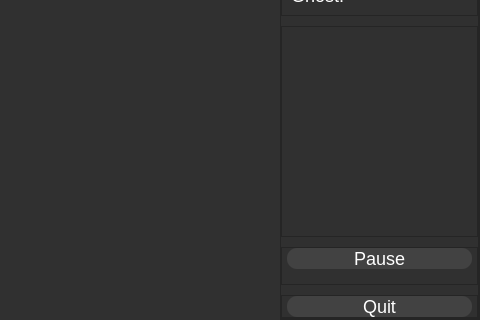
Qt form mainwindow.ui (PyFlat-Studios-JR/Plant-The-Bomb) before a commit; both pictures show x 420 to 900 and y 180 to 500 of the 900 by 500 pixel window.
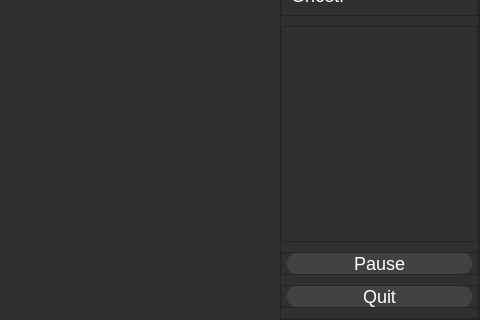
The same form after that commit. Icons and pictures are not drawn. Custom widgets are drawn as their Qt base class.

Commit message: jetzt aber

The edit to the form file:
```diff
--- a/mainwindow.ui
+++ b/mainwindow.ui
@@ -1684,7 +1684,7 @@
                <number>0</number>
               </property>
               <property name="bottomMargin">
-               <number>0</number>
+               <number>10</number>
               </property>
               <item>
                <widget class="QFrame" name="frame_17">
@@ -1806,7 +1806,7 @@
                   <number>5</number>
                  </property>
                  <property name="bottomMargin">
-                  <number>15</number>
+                  <number>0</number>
                  </property>
                  <item>
                   <widget class="QPushButton" name="pause_button">
```
The commit also changes 2 other files.
